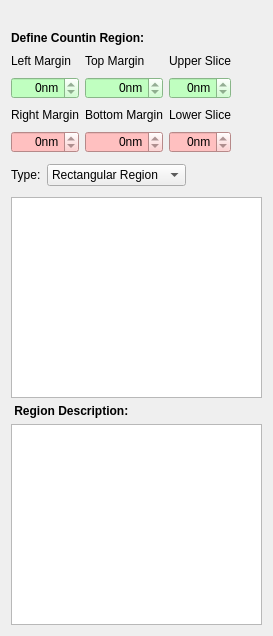
FelixdelasPozas/EspINA, file plugins/CountingRegion/CountingRegion.ui: the form before one commit.
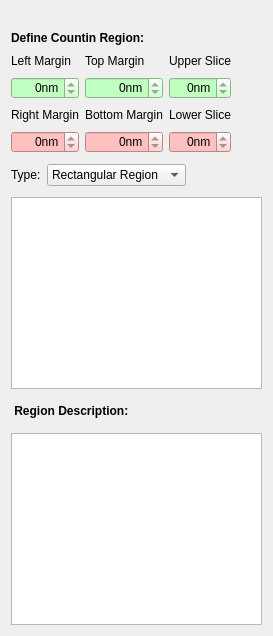
The form after the commit. Icons and pictures are not drawn.

Commit message: Save Counting Region Description

```diff
--- a/plugins/CountingRegion/CountingRegion.ui
+++ b/plugins/CountingRegion/CountingRegion.ui
@@ -382,6 +382,8 @@
     <widget class="QTreeView" name="regionView"/>
    </item>
    <item>
+    <layout class="QHBoxLayout" name="horizontalLayout_2">
+     <item>
     <widget class="QLabel" name="label_7">
      <property name="font">
       <font>
@@ -393,6 +395,42 @@
       <string> Region Description:</string>
      </property>
     </widget>
+     </item>
+     <item>
+      <widget class="QPushButton" name="saveDescription">
+       <property name="enabled">
+        <bool>false</bool>
+       </property>
+       <property name="minimumSize">
+        <size>
+         <width>32</width>
+         <height>32</height>
+        </size>
+       </property>
+       <property name="maximumSize">
+        <size>
+         <width>32</width>
+         <height>32</height>
+        </size>
+       </property>
+       <property name="toolTip">
+        <string>Save Counting Region Description to File</string>
+       </property>
+       <property name="text">
+        <string/>
+       </property>
+       <property name="iconSize">
+        <size>
+         <width>22</width>
+         <height>22</height>
+        </size>
+       </property>
+       <property name="flat">
+        <bool>true</bool>
+       </property>
+      </widget>
+     </item>
+    </layout>
    </item>
    <item>
     <widget class="QTextEdit" name="regionDescription"/>
```
Lines whose indentation alone changed are shown as unchanged. The commit also changes 2 other files.
